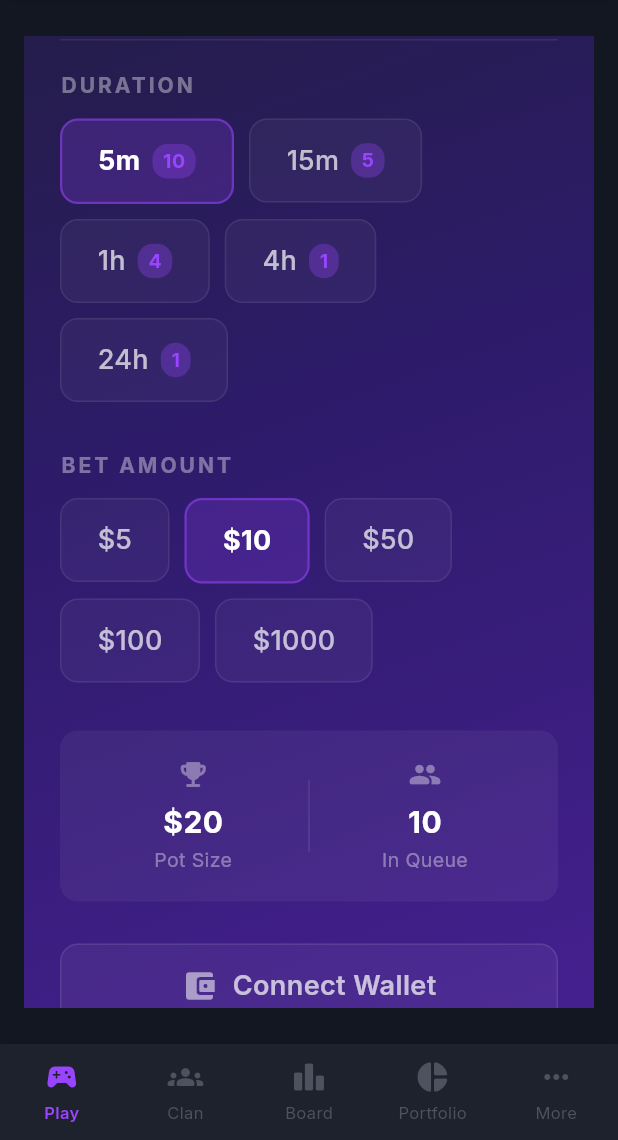
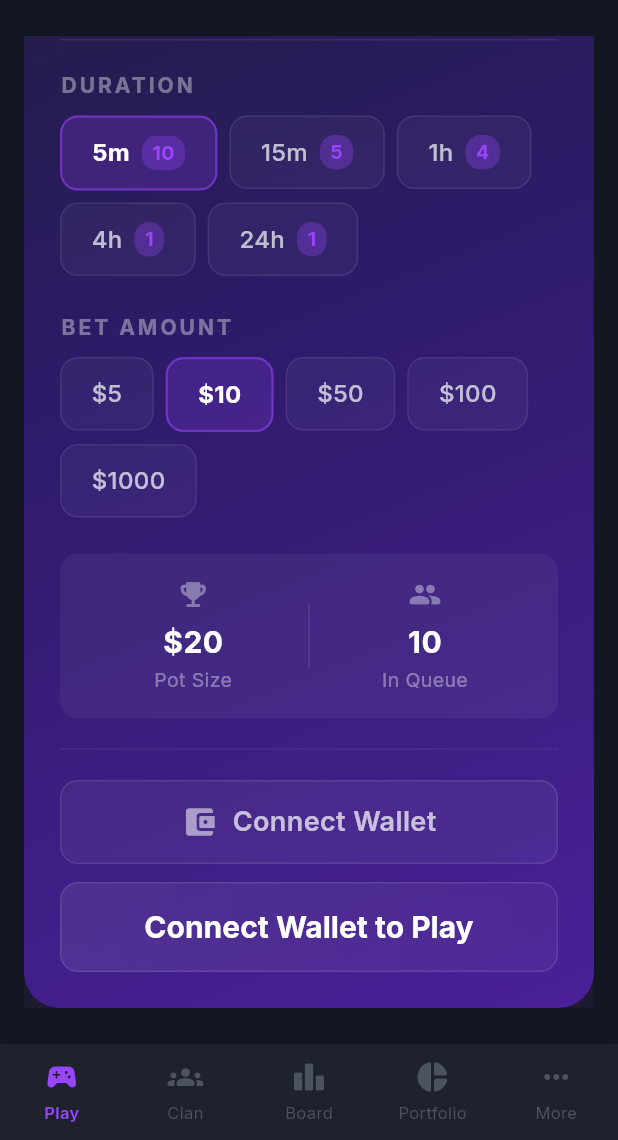
Before and after one commit to skyznevercop-bot/website, a Flutter app: the screen it shows after launch, scrolled down 295 dp, on a phone screen of 412 x 824 dp, the part 96-1236 px from its top. Run offline on Flutter 3.47's test engine with Material 3 defaults, Android fonts, the phone set to English and light mode, and no system bars; our stand-ins replace flutter_riverpod, flutter_svg, go_router, google_fonts, qr_flutter, shared_preferences and 1 more; missing offline and left inert: dart:js_interop, dart:ui_web, pointer_interceptor; network calls fail.

Commit message:
Improve Play tab: deposit redirect for low balance, tighter right-side layout
- USDC button shows "Deposit" and navigates to Portfolio when balance < $5
- Vertically center the right-side picker content on desktop
- Tighten spacing and chip sizes for a cleaner fit
- Add visual separator between match info and action buttons

Co-Authored-By: Claude Opus 4.6 <noreply@anthropic.com>

```diff
--- a/lib/features/play/screens/play_screen.dart
+++ b/lib/features/play/screens/play_screen.dart
@@ -296,11 +296,26 @@ class _ArenaCardState extends ConsumerState<_ArenaCard> {
           margin: const EdgeInsets.symmetric(vertical: 32),
           color: Colors.white.withValues(alpha: 0.08),
         ),
-        // Right: Pickers + Queue.
+        // Right: Pickers + Queue (vertically centered).
         Expanded(
-          child: SingleChildScrollView(
-            padding: const EdgeInsets.all(40),
-            child: _buildPickerContent(wallet, queue),
+          child: LayoutBuilder(
+            builder: (context, constraints) {
+              return SingleChildScrollView(
+                padding: const EdgeInsets.symmetric(
+                    horizontal: 40, vertical: 32),
+                child: ConstrainedBox(
+                  constraints: BoxConstraints(
+                    minHeight: constraints.maxHeight - 64,
+                  ),
+                  child: Column(
+                    mainAxisAlignment: MainAxisAlignment.center,
+                    children: [
+                      _buildPickerContent(wallet, queue),
+                    ],
+                  ),
+                ),
+              );
+            },
           ),
         ),
       ],
@@ -455,10 +470,10 @@ class _ArenaCardState extends ConsumerState<_ArenaCard> {
             crossAxisAlignment: CrossAxisAlignment.start,
             children: [
               _sectionLabel('DURATION'),
-              const SizedBox(height: 12),
+              const SizedBox(height: 10),
               Wrap(
-                spacing: 10,
-                runSpacing: 10,
+                spacing: 8,
+                runSpacing: 8,
                 children: List.generate(AppConstants.durations.length, (i) {
                   final dur = AppConstants.durations[i];
                   final count = queue.queueSizes[i];
@@ -475,7 +490,7 @@ class _ArenaCardState extends ConsumerState<_ArenaCard> {
           ),
         ),
 
-        const SizedBox(height: 32),
+        const SizedBox(height: 24),
 
         // Bet amount chips.
         KeyedSubtree(
@@ -484,10 +499,10 @@ class _ArenaCardState extends ConsumerState<_ArenaCard> {
             crossAxisAlignment: CrossAxisAlignment.start,
             children: [
               _sectionLabel('BET AMOUNT'),
-              const SizedBox(height: 12),
+              const SizedBox(height: 10),
               Wrap(
-                spacing: 10,
-                runSpacing: 10,
+                spacing: 8,
+                runSpacing: 8,
                 children:
                     List.generate(AppConstants.betAmounts.length, (i) {
                   return _ChipButton(
@@ -501,13 +516,13 @@ class _ArenaCardState extends ConsumerState<_ArenaCard> {
           ),
         ),
 
-        const SizedBox(height: 32),
+        const SizedBox(height: 24),
 
         // Match info row.
         Container(
           key: _matchInfoRowKey,
           width: double.infinity,
-          padding: const EdgeInsets.symmetric(vertical: 18, horizontal: 12),
+          padding: const EdgeInsets.symmetric(vertical: 16, horizontal: 12),
           decoration: BoxDecoration(
             color: Colors.white.withValues(alpha: 0.05),
             borderRadius: BorderRadius.circular(AppTheme.radiusMd),
@@ -523,7 +538,7 @@ class _ArenaCardState extends ConsumerState<_ArenaCard> {
               ),
               Container(
                 width: 1,
-                height: 48,
+                height: 44,
                 color: Colors.white.withValues(alpha: 0.1),
               ),
               Expanded(
@@ -537,7 +552,14 @@ class _ArenaCardState extends ConsumerState<_ArenaCard> {
           ),
         ),
 
-        const SizedBox(height: 28),
+        // Separator before action area.
+        Padding(
+          padding: const EdgeInsets.symmetric(vertical: 20),
+          child: Container(
+            height: 1,
+            color: Colors.white.withValues(alpha: 0.06),
+          ),
+        ),
 
         // Connect wallet.
         _HighlightWalletButton(
@@ -548,12 +570,12 @@ class _ArenaCardState extends ConsumerState<_ArenaCard> {
           ),
         ),
 
-        const SizedBox(height: 14),
+        const SizedBox(height: 12),
 
         // Queue button.
         SizedBox(
           width: double.infinity,
-          height: 64,
+          height: 60,
           child: queue.isInQueue
               ? _SearchingButton(
                   waitSeconds: queue.waitSeconds,
@@ -643,7 +665,7 @@ class _ChipButtonState extends State<_ChipButton> {
         onTap: widget.onTap,
         child: AnimatedContainer(
           duration: const Duration(milliseconds: 150),
-          padding: const EdgeInsets.symmetric(horizontal: 24, vertical: 14),
+          padding: const EdgeInsets.symmetric(horizontal: 20, vertical: 12),
           decoration: BoxDecoration(
             color: widget.isSelected
                 ? AppTheme.solanaPurple.withValues(alpha: 0.2)
@@ -664,7 +686,7 @@ class _ChipButtonState extends State<_ChipButton> {
               Text(
                 widget.label,
                 style: GoogleFonts.inter(
-                  fontSize: 18,
+                  fontSize: 16,
                   fontWeight:
                       widget.isSelected ? FontWeight.w700 : FontWeight.w500,
                   color: widget.isSelected ? Colors.white : Colors.white70,
@@ -1232,17 +1254,26 @@ class _ConnectWalletButtonState extends State<_ConnectWalletButton> {
   Widget build(BuildContext context) {
     final connected = widget.wallet.isConnected;
     final balance = widget.wallet.platformBalance;
+    final needsDeposit = connected && balance < 5;
 
     return MouseRegion(
       cursor: SystemMouseCursors.click,
       onEnter: (_) => setState(() => _hovered = true),
       onExit: (_) => setState(() => _hovered = false),
       child: GestureDetector(
-        onTap: connected ? null : widget.onTap,
+        onTap: !connected
+            ? widget.onTap
+            : needsDeposit
+                ? () => GoRouter.of(context).go(AppConstants.portfolioRoute)
+                : null,
         child: AnimatedContainer(
           duration: const Duration(milliseconds: 200),
           decoration: BoxDecoration(
-            color: connected
+            color: needsDeposit
+                ? _hovered
+                    ? AppTheme.solanaPurple.withValues(alpha: 0.2)
+                    : AppTheme.solanaPurple.withValues(alpha: 0.1)
+                : connected
                     ? _hovered
                         ? AppTheme.solanaGreen.withValues(alpha: 0.15)
                         : AppTheme.solanaGreen.withValues(alpha: 0.08)
@@ -1251,7 +1282,10 @@ class _ConnectWalletButtonState extends State<_ConnectWalletButton> {
                         : Colors.white.withValues(alpha: 0.05),
             borderRadius: BorderRadius.circular(AppTheme.radiusMd),
             border: Border.all(
-              color: connected
+              color: needsDeposit
+                  ? AppTheme.solanaPurple
+                      .withValues(alpha: _hovered ? 0.5 : 0.3)
+                  : connected
                       ? AppTheme.solanaGreen
                           .withValues(alpha: _hovered ? 0.4 : 0.2)
                       : Colors.white.withValues(alpha: 0.1),
@@ -1261,7 +1295,24 @@ class _ConnectWalletButtonState extends State<_ConnectWalletButton> {
             padding: const EdgeInsets.symmetric(horizontal: 16),
             child: Row(
               mainAxisAlignment: MainAxisAlignment.center,
-              children: connected
+              children: needsDeposit
+                  ? [
+                      const Icon(Icons.add_circle_rounded,
+                          size: 22, color: AppTheme.solanaPurple),
+                      const SizedBox(width: 10),
+                      Text('Deposit',
+                          style: GoogleFonts.inter(
+                              fontSize: 20,
+                              fontWeight: FontWeight.w800,
+                              color: Colors.white)),
+                      const SizedBox(width: 8),
+                      Text('\$${balance.toStringAsFixed(2)}',
+                          style: GoogleFonts.inter(
+                              fontSize: 14,
+                              fontWeight: FontWeight.w600,
+                              color: Colors.white38)),
+                    ]
+                  : connected
                       ? [
                           const Icon(Icons.check_circle_rounded,
                               size: 22, color: AppTheme.solanaGreen),
```
Also changed, not shown: 4 other files. Lines whose indentation alone changed are shown as unchanged.
